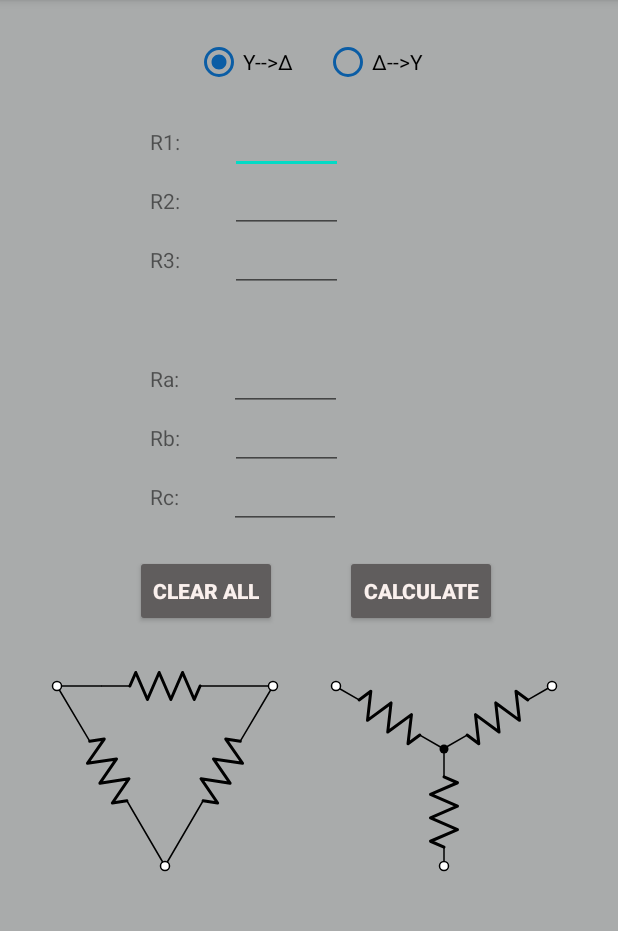
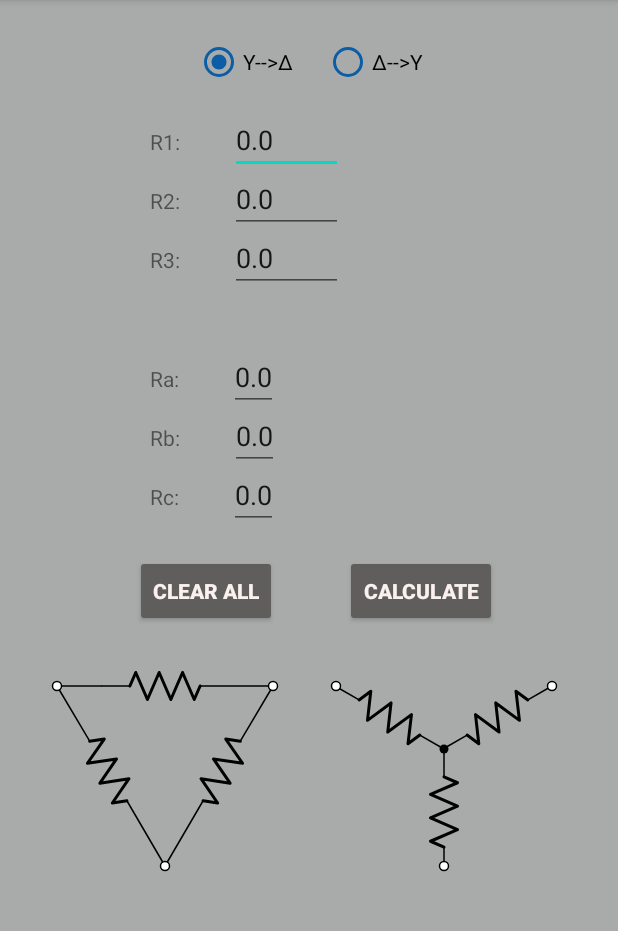
Before and after one commit to SpPap/Star-Delta---Transformation-Android-App, an Android app: the screen it shows after launch (MainActivity), after a tap on "CLEAR ALL", on a phone screen of 412 x 824 dp, the part 84-1015 px from its top. Run offline under Robolectric (Android 15) with nearby library versions, the phone set to English and light mode, and no system bars; 1 other tap on this screen came first.

Commit message:
Fixed button's method

```diff
--- a/app/src/main/java/com/example/star_deltatransformation/MainActivity.java
+++ b/app/src/main/java/com/example/star_deltatransformation/MainActivity.java
@@ -9,12 +9,59 @@ import android.widget.EditText;
 import android.widget.RadioButton;
 import android.widget.RadioGroup;
 
-public class MainActivity extends AppCompatActivity {
+public class MainActivity extends AppCompatActivity implements View.OnClickListener {
     private EditText edtTextRa, edtTextRb, edtTextRc, edtTextR1, edtTextR2, edtTextR3;
-    private Button clearButton;
+    private Button clearButton, calculateButton;
     private RadioButton wye_to_delta_rdButton, delta_to_wye_rdButton;
     private RadioGroup rdGroup;
     float Rd_1 = 0, Rd_2 = 0, Rd_3 = 0, Ry_1 = 0, Ry_2 = 0, Ry_3 = 0;
+
+    @Override
+    public void onClick(View view) {
+        switch (view.getId()) {
+            case R.id.calculateButton:
+                float Rd_1 = 0, Rd_2 = 0, Rd_3 = 0;
+
+                if (wye_to_delta_rdButton.isChecked()) {
+
+                    wye_to_delta();
+
+                    edtTextRa.setText(String.valueOf(this.Rd_1));
+                    edtTextRb.setText(String.valueOf(this.Rd_2));
+                    edtTextRc.setText(String.valueOf(this.Rd_3));
+
+                }
+
+                if (delta_to_wye_rdButton.isChecked()) {
+
+                    delta_to_wye();
+
+                    edtTextRa.setText(String.valueOf(this.Ry_1));
+                    edtTextRb.setText(String.valueOf(this.Ry_2));
+                    edtTextRc.setText(String.valueOf(this.Ry_3));
+
+
+                }
+                break;
+
+            case R.id.clearButton:
+                String zero = "0.0";
+
+                edtTextR1.setText(zero);
+                edtTextR2.setText(zero);
+                edtTextR3.setText(zero);
+                edtTextRa.setText(zero);
+                edtTextRb.setText(zero);
+                edtTextRc.setText(zero);
+                break;
+
+            default:
+                break;
+
+
+        }
+
+    }
 
     @Override
     protected void onCreate(Bundle savedInstanceState) {
@@ -30,51 +77,17 @@ public class MainActivity extends AppCompatActivity {
         edtTextRc = findViewById(R.id.edtTextRc);
 
         clearButton = findViewById(R.id.clearButton);
+        calculateButton = findViewById(R.id.calculateButton);
 
         rdGroup = findViewById(R.id.rdGroup);
 
         wye_to_delta_rdButton = findViewById(R.id.wye_to_delta_rdButton);
         delta_to_wye_rdButton = findViewById(R.id.delta_to_wye_rdButton);
 
-
-    }
+        calculateButton.setOnClickListener(this);
+        clearButton.setOnClickListener(this);
 
 
-    public void onClickCalcBtnMethod(View view) {
-        float Rd_1 = 0, Rd_2 = 0, Rd_3 = 0;
-
-        if (wye_to_delta_rdButton.isChecked()) {
-
-            wye_to_delta();
-
-            edtTextRa.setText(String.valueOf(this.Rd_1));
-            edtTextRb.setText(String.valueOf(this.Rd_2));
-            edtTextRc.setText(String.valueOf(this.Rd_3));
-
-        }
-
-        if (delta_to_wye_rdButton.isChecked()) {
-
-            delta_to_wye();
-
-            edtTextRa.setText(String.valueOf(this.Ry_1));
-            edtTextRb.setText(String.valueOf(this.Ry_2));
-            edtTextRc.setText(String.valueOf(this.Ry_3));
-
-        }
-
-
-    }
-
-    public void onClickClrBtnMethod(View view){
-        String empty = " ";
-
-        edtTextR1.setText(empty);
-        edtTextR2.setText(empty);
-        edtTextR3.setText(empty);
-        edtTextRa.setText(empty);
-        edtTextRb.setText(empty);
-        edtTextRc.setText(empty);
     }
 
 
@@ -107,5 +120,4 @@ public class MainActivity extends AppCompatActivity {
 
     }
 
-
 }
--- a/app/src/main/res/layout/activity_main.xml
+++ b/app/src/main/res/layout/activity_main.xml
@@ -41,19 +41,19 @@
         android:layout_width="wrap_content"
         android:layout_height="wrap_content"
         android:layout_below="@+id/rdGroup"
+        android:layout_alignEnd="@+id/txtViewR2"
+        android:layout_alignRight="@+id/txtViewR2"
         android:layout_marginLeft="100dp"
         android:layout_marginTop="27dp"
-        android:layout_alignEnd="@+id/txtViewR2"
-        android:layout_alignRight="@+id/txtViewR2"
         android:text="R1: " />
 
     <EditText
         android:id="@+id/edtTextR1"
         android:layout_width="wrap_content"
         android:layout_height="wrap_content"
-       android:layout_alignBaseline="@+id/txtViewR1"
+        android:layout_alignBaseline="@+id/txtViewR1"
+        android:layout_marginLeft="30dp"
         android:layout_toRightOf="@+id/txtViewR1"
-        android:layout_marginLeft="30dp"
         android:hint="Enter R1"
         android:inputType="number" />
 
@@ -61,10 +61,10 @@
         android:id="@+id/txtViewR2"
         android:layout_width="wrap_content"
         android:layout_height="wrap_content"
-        android:text="R2: "
+        android:layout_below="@+id/txtViewR1"
         android:layout_marginLeft="100dp"
         android:layout_marginTop="20dp"
-        android:layout_below="@+id/txtViewR1"/>
+        android:text="R2: " />
 
     <EditText
         android:id="@+id/edtTextR2"
@@ -80,17 +80,17 @@
         android:id="@+id/txtViewR3"
         android:layout_width="wrap_content"
         android:layout_height="wrap_content"
+        android:layout_below="@+id/txtViewR2"
         android:layout_marginLeft="100dp"
         android:layout_marginTop="20dp"
-        android:layout_below="@+id/txtViewR2"
         android:text="R3: " />
 
     <EditText
         android:id="@+id/edtTextR3"
         android:layout_width="wrap_content"
         android:layout_height="wrap_content"
+        android:layout_alignBaseline="@+id/txtViewR3"
         android:layout_marginLeft="30dp"
-        android:layout_alignBaseline="@+id/txtViewR3"
         android:layout_toRightOf="@+id/txtViewR3"
         android:hint="Enter R3"
         android:inputType="number" />
@@ -100,9 +100,9 @@
         android:id="@+id/txtViewRa"
         android:layout_width="wrap_content"
         android:layout_height="wrap_content"
+        android:layout_below="@+id/txtViewR3"
         android:layout_marginLeft="100dp"
         android:layout_marginTop="60dp"
-        android:layout_below="@+id/txtViewR3"
         android:text="Ra: " />
 
 
@@ -110,10 +110,10 @@
         android:id="@+id/edtTextRa"
         android:layout_width="wrap_content"
         android:layout_height="wrap_content"
+        android:layout_alignBaseline="@+id/txtViewRa"
         android:layout_marginLeft="30dp"
-        android:layout_alignBaseline="@+id/txtViewRa"
         android:layout_toRightOf="@+id/txtViewRa"
-        android:hint="Enter Ra"
+        android:hint=" "
         android:inputType="number" />
 
 
@@ -121,38 +121,38 @@
         android:id="@+id/txtViewRb"
         android:layout_width="wrap_content"
         android:layout_height="wrap_content"
+        android:layout_below="@+id/txtViewRa"
+        android:layout_marginLeft="100dp"
         android:layout_marginTop="20dp"
-        android:layout_marginLeft="100dp"
-        android:layout_below="@+id/txtViewRa"
         android:text="Rb: " />
 
     <EditText
         android:id="@+id/edtTextRb"
         android:layout_width="wrap_content"
         android:layout_height="wrap_content"
+        android:layout_alignBaseline="@+id/txtViewRb"
         android:layout_marginLeft="30dp"
-        android:layout_alignBaseline="@+id/txtViewRb"
         android:layout_toRightOf="@+id/txtViewRb"
-        android:hint="Enter Rb"
+        android:hint=" "
         android:inputType="number" />
 
     <TextView
         android:id="@+id/txtViewRc"
         android:layout_width="wrap_content"
         android:layout_height="wrap_content"
+        android:layout_below="@+id/txtViewRb"
+        android:layout_marginLeft="100dp"
         android:layout_marginTop="20dp"
-        android:layout_marginLeft="100dp"
-        android:layout_below="@+id/txtViewRb"
         android:text="Rc: " />
 
     <EditText
         android:id="@+id/edtTextRc"
         android:layout_width="wrap_content"
         android:layout_height="wrap_content"
+        android:layout_alignBaseline="@+id/txtViewRc"
         android:layout_marginLeft="30dp"
-        android:layout_alignBaseline="@+id/txtViewRc"
         android:layout_toRightOf="@+id/txtViewRc"
-        android:hint="Enter Rc"
+        android:hint=" "
         android:inputType="number" />
 
 
@@ -160,25 +160,25 @@
         android:id="@+id/calculateButton"
         android:layout_width="wrap_content"
         android:layout_height="wrap_content"
+        android:layout_alignTop="@+id/clearButton"
+        android:layout_marginLeft="230dp"
         android:backgroundTint="#605D5D"
+        android:onClick="onClickCalcBtnMethod"
         android:text="Calculate"
         android:textColor="#FAF0ED"
-        android:textStyle="bold"
-        android:layout_alignTop="@+id/clearButton"
-        android:layout_marginLeft="230dp"
-        android:onClick="onClickCalcBtnMethod"/>
+        android:textStyle="bold" />
 
     <Button
         android:id="@+id/clearButton"
         android:layout_width="wrap_content"
         android:layout_height="wrap_content"
+        android:layout_marginLeft="90dp"
         android:layout_marginTop="370dp"
         android:backgroundTint="#605D5D"
+        android:onClick="onClickClrBtnMethod"
         android:text="Clear All"
         android:textColor="#FAF0ED"
-        android:textStyle="bold"
-        android:layout_marginLeft="90dp"
-        android:onClick="onClickClrBtnMethod"/>
+        android:textStyle="bold" />
 
     <ImageView
         android:id="@+id/wye_delta_img"
```
